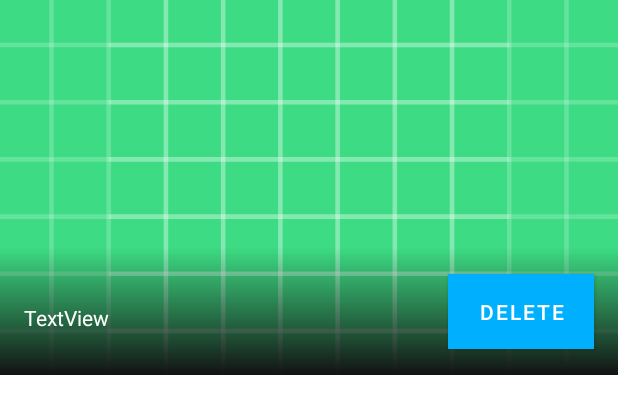
After one commit to Luca-Crozzoli/blogApp, an Android app: the layout row_post_profile.xml on its own in the app's theme, with its tools: preview values and no code run, on a phone screen of 412 x 824 dp. The commit adds this screen. Shown: the top 414 px of the screen. Run offline under Robolectric (Android 15) with nearby library versions, the phone set to English and light mode, and no system bars.

Commit message:
Done the remove of post and associated comments in  PostProfileAdapter.java and added the row_post_profile.xml to diplay the current users' post and allow th delition fo them

```diff
--- a/app/src/main/java/com/example/pictureblog/Activities/PostDetailActivity.java
+++ b/app/src/main/java/com/example/pictureblog/Activities/PostDetailActivity.java
@@ -165,6 +165,8 @@ public class PostDetailActivity extends AppCompatActivity {
 
     }
 
+
+    //retrieve all the comments associated to the post and display it using the comment adapter
     private void iniRvComment() {
 
         rVComment.setLayoutManager( new LinearLayoutManager( this ) );
--- a/app/src/main/res/drawable/ic_menu_logout.xml
+++ /dev/null
@@ -1,5 +0,0 @@
-<vector android:height="24dp" android:tint="#000000"
-    android:viewportHeight="24" android:viewportWidth="24"
-    android:width="24dp" xmlns:android="http://schemas.android.com/apk/res/android">
-    <path android:fillColor="@android:color/white" android:pathData="M11,7L9.6,8.4l2.6,2.6H2v2h10.2l-2.6,2.6L11,17l5,-5L11,7zM20,19h-8v2h8c1.1,0 2,-0.9 2,-2V5c0,-1.1 -0.9,-2 -2,-2h-8v2h8V19z"/>
-</vector>
--- /dev/null
+++ b/app/src/main/res/layout/row_post_profile.xml
@@ -0,0 +1,57 @@
+<?xml version="1.0" encoding="utf-8"?>
+<androidx.constraintlayout.widget.ConstraintLayout xmlns:android="http://schemas.android.com/apk/res/android"
+    xmlns:app="http://schemas.android.com/apk/res-auto"
+    xmlns:tools="http://schemas.android.com/tools"
+    android:layout_width="match_parent"
+    android:layout_height="250dp">
+
+    <ImageView
+        android:scaleType="centerCrop"
+        android:id="@+id/row_post_img_profile"
+        android:layout_width="0dp"
+        android:layout_height="0dp"
+        app:layout_constraintBottom_toBottomOf="parent"
+        app:layout_constraintEnd_toEndOf="parent"
+        app:layout_constraintStart_toStartOf="parent"
+        app:layout_constraintTop_toTopOf="parent"
+        app:srcCompat="@drawable/ic_launcher_background" />
+
+    <ImageView
+        android:id="@+id/imageView2"
+        android:layout_width="0dp"
+        android:layout_height="85dp"
+        app:layout_constraintBottom_toBottomOf="parent"
+        app:layout_constraintEnd_toEndOf="parent"
+        app:layout_constraintStart_toStartOf="parent"
+        app:srcCompat="@drawable/black_gradient" />
+
+    <TextView
+        android:id="@+id/row_post_title_profile"
+        android:layout_width="0dp"
+        android:layout_height="wrap_content"
+        android:layout_marginStart="16dp"
+        android:layout_marginTop="16dp"
+        android:layout_marginEnd="16dp"
+        android:layout_marginBottom="8dp"
+        android:text="TextView"
+        android:textColor="@color/white"
+        app:layout_constraintBottom_toBottomOf="parent"
+        app:layout_constraintEnd_toStartOf="@+id/row_post_delete_button"
+        app:layout_constraintStart_toStartOf="parent"
+        app:layout_constraintTop_toTopOf="@+id/imageView2" />
+
+    <Button
+        android:id="@+id/row_post_delete_button"
+        android:layout_width="97dp"
+        android:layout_height="50dp"
+        android:layout_marginTop="8dp"
+        android:layout_marginEnd="16dp"
+        android:layout_marginBottom="8dp"
+        android:background="@color/light_cyan"
+        android:text="Delete"
+        android:textColor="@color/white"
+        app:layout_constraintBottom_toBottomOf="parent"
+        app:layout_constraintEnd_toEndOf="@+id/imageView2"
+        app:layout_constraintTop_toTopOf="@+id/imageView2"
+        tools:srcCompat="@tools:sample/avatars" />
+</androidx.constraintlayout.widget.ConstraintLayout>
--- a/app/src/main/res/values/colors.xml
+++ b/app/src/main/res/values/colors.xml
@@ -1,7 +1,6 @@
 <?xml version="1.0" encoding="utf-8"?>
 <resources>
     <color name="purple_200">#FFBB86FC</color>
-    <color name="purple_500">#FF6200EE</color>
     <color name="purple_700">#FF3700B3</color>
     <color name="teal_200">#FF03DAC5</color>
     <color name="teal_700">#FF018786</color>
```
Also changed, not shown: app/src/main/java/com/example/pictureblog/Activities/ui/profile/ProfileFragment.java (+10 -5 lines), app/src/main/java/com/example/pictureblog/Adapters/PostProfileAdapter.java (added, +122 -0 lines), app/src/main/res/drawable/side_nav_bar.xml (deleted, +0 -9 lines).
